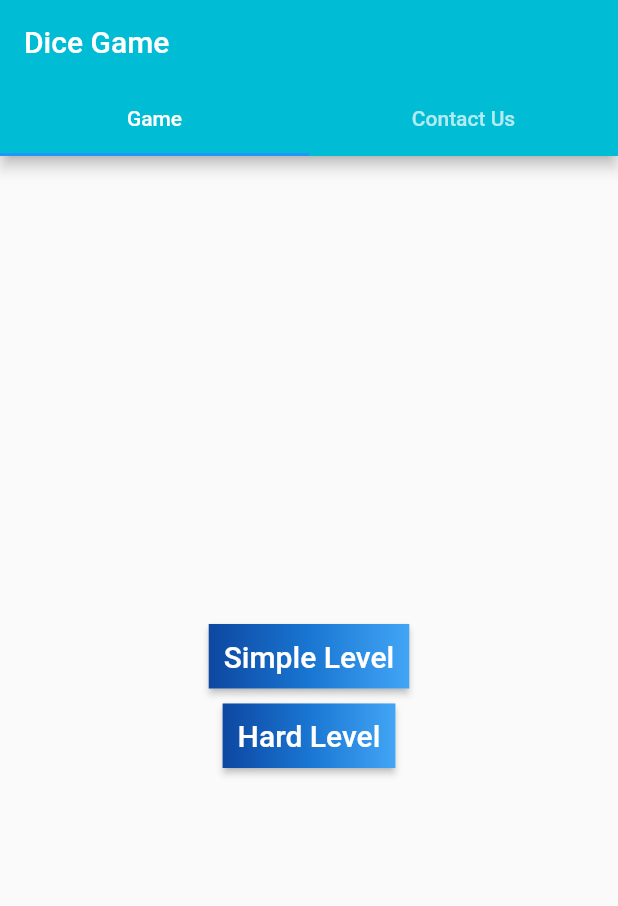
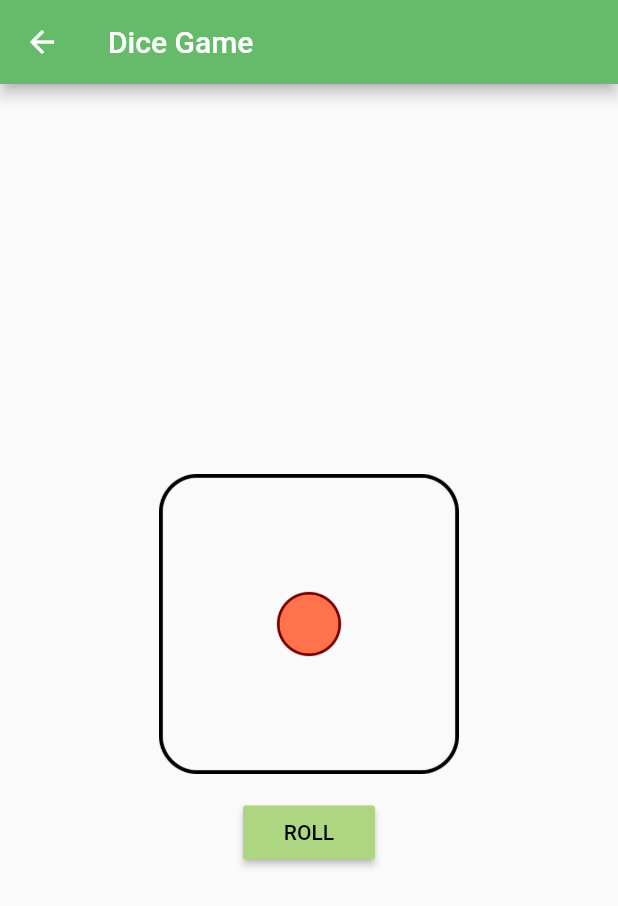
Before and after one commit to razasaddiqi/SP-17-BCS-062--Raza-, a Flutter app: the screen it shows after launch, after a tap on "Hard Level", on a phone screen of 412 x 824 dp. Shown: the top 906 px of the screen. Run offline on Flutter 3.47's test engine with Material 2 defaults, Android fonts, the light colour scheme and no system bars; our stand-ins replace after_layout.

Commit message:
Hard Game Added

```diff
--- /dev/null
+++ b/lib/hard_level.dart
@@ -0,0 +1,246 @@
+import 'package:flutter/cupertino.dart';
+import 'package:flutter/material.dart';
+import 'package:after_layout/after_layout.dart';
+import 'dart:math';
+
+class hard_level extends StatefulWidget {
+  @override
+  _hardScreenState createState() => _hardScreenState();
+}
+
+class _hardScreenState extends State<hard_level>
+    with SingleTickerProviderStateMixin {
+  int leftDice = 1;
+  int rightDice = 1;
+  AnimationController _controller;
+  CurvedAnimation animation;
+  int que_count=0;
+  int count_left=0;
+  int count_right=0;
+  bool can_show_image=true;
+  int correct_index=-1;
+  int correct_ans=0;
+  int wrong_ans=0;
+  List<Widget> _getList(int correct_num) {
+    List list = List.generate(6, (i) => i+1);
+    list.shuffle();
+    list.remove(correct_num);
+    // print(list);
+    List<int> options= [correct_num,list[0],list[1],list[2]];
+    options..shuffle();
+    // print(options.length);
+    List<Widget> temp = [];
+    int _value=-1;
+    List<int> correct_answers=[];
+    List<int> selected_answers=[];
+    for (var q = 0; q<options.length; q++) {
+      if (options[q]==correct_num){
+        correct_index=q;
+        correct_answers.add(q);
+      }
+      temp.add(
+          ListTile(
+              title:  Text(options[q].toString(),style: TextStyle(fontSize: 22,color: Colors.black),),
+              leading: Transform.scale(
+                scale: 2.0,
+                child:    Radio(
+                  hoverColor: Colors.indigo,
+                  value: q,
+                  groupValue: _value,
+                  onChanged: (int value) {
+                    if (correct_index==value){
+                      correct_ans+=1;
+                    }
+                    else{
+                      wrong_ans+=1;
+                    }
+                    // checkAnswer(q,context);
+
+                    setState(() {
+                      _value = value;
+                      can_show_image=!can_show_image;
+                      que_count+=1;
+                      // selected_answers.add(value);
+                      // print()
+                      // count+=1;
+                    });
+                    if(que_count==5){
+                      check_winner();
+                    }
+                  },
+                ),
+              )
+
+          )
+        // new Container(
+        //     padding: EdgeInsets.symmetric(horizontal: 25),
+        //     decoration: BoxDecoration(
+        //       // shape:  BoxShape.circle,
+        //       borderRadius: BorderRadius.circular(80.0),
+        //     ),
+        //     width: double.infinity,
+        //     height: 80,
+        //     child:FlatButton(
+        //       color: Color(0xFF00E676),
+        //       textColor: Colors.white,
+        //       child: new Text(options[q-1],style: TextStyle(fontSize: 25),),
+        //       onPressed: () {
+        //         checkAnswer(q,context);
+        //       },
+        //     )
+        // )
+
+      );
+    }
+    return temp;
+  }
+  void hideWidget() {
+    setState(() {
+      can_show_image = !can_show_image;
+    });
+  }
+  @override
+  void initState() {
+    // TODO: implement initState
+    super.initState();
+    animate();
+  }
+
+  @override
+  void dispose() {
+    // TODO: implement dispose
+    super.dispose();
+    _controller.dispose();
+  }
+
+  animate() {
+    _controller =
+        AnimationController(duration: Duration(seconds: 1), vsync: this);
+    animation = CurvedAnimation(parent: _controller, curve: Curves.bounceOut);
+
+    //_controller.forward();
+    animation.addListener(() {
+      setState(() {});
+    });
+
+    animation.addStatusListener((status) {
+      if (status == AnimationStatus.completed) {
+        // que_count+=1;
+        // if(que_count<=5){
+        setState(() {
+
+          can_show_image = !can_show_image;
+          leftDice = Random().nextInt(6) + 1;
+          print(leftDice);
+          count_left+=leftDice;
+
+          rightDice = Random().nextInt(6) + 1;
+          count_right+=rightDice;
+        });
+        // }
+
+        _controller.reverse();
+      }
+    });
+  }
+
+  void roll() {
+    _controller.forward();
+
+  }
+  void check_winner() {
+    var winner="";
+    if (correct_ans==3){
+      winner="You Win";
+    }
+    else{
+      winner="You lose";
+    }
+    showDialog(
+      context: context,
+      builder: (context) => new AlertDialog(
+        content: Column(
+          children: [
+            Row(
+              children: [
+                Text("Correct Ans:"),
+                Text("${correct_ans}"),
+              ],
+            ),
+            Row(
+              children: [
+                Text("Wrong Ans"),
+                Text("${wrong_ans}"),
+              ],
+            ),
+            Text("${winner}")
+          ],
+        ),
+        actions: <Widget>[
+          new FlatButton(
+            child: new Text('Reset'),
+            onPressed: () {Navigator.of(context).pop();
+            wrong_ans=0;
+            correct_ans=0;
+            que_count=0;
+            // setState(() {
+            //   can_show_image=!can_show_image;
+            // });
+            },
+          )
+        ],
+      ),
+    );
+  }
+
+  @override
+  Widget build(BuildContext context) {
+    return Scaffold(
+      appBar: AppBar(
+        title: Text('Dice Game'),
+        backgroundColor: Colors.green[400],
+      ),
+      body: Center(
+        child: Column(
+          mainAxisAlignment: MainAxisAlignment.center,
+          children: [
+            Row(
+              children: [
+                 Expanded(
+                  child: GestureDetector(
+                    onDoubleTap: roll,
+                    child: Padding(
+                        padding: EdgeInsets.all(15.0),
+                        child:
+                        can_show_image
+                            ?Image(
+                          height: 200 - (_controller.value * 200),
+                          image: AssetImage(
+                              'images/dice-png-$leftDice.png'),
+                        )
+                            : Column(children: _getList(leftDice),)
+                    ),
+                  ),
+                )
+
+
+
+              ],
+            ),
+            RaisedButton(
+              onPressed: roll,
+              child: Text(
+                'ROLL',
+                style: TextStyle(color: Colors.black),
+              ),
+              color: Colors.lightGreen[300],
+              splashColor: Colors.yellowAccent,
+
+            ),
+
+          ],
+        ),
+      ),
+    );
+  }
+}
--- a/lib/home.dart
+++ b/lib/home.dart
@@ -1,5 +1,6 @@
 import 'package:flutter/material.dart';
 import 'simple_level.dart';
+import 'hard_level.dart';
 void main() {
   runApp(home_screen());
 }
@@ -57,7 +58,12 @@ class home_screen extends StatelessWidget {
                   SizedBox(height: 5,),
                   // SizedBox(height: 2,),
                   RaisedButton(
-                    onPressed: () {},
+                    onPressed: () {
+                      Navigator.push(
+                        context,
+                        MaterialPageRoute(builder: (context) => hard_level()),
+                      );
+                    },
                     textColor: Colors.white,
                     padding: const EdgeInsets.all(0.0),
                     child: Container(
```
